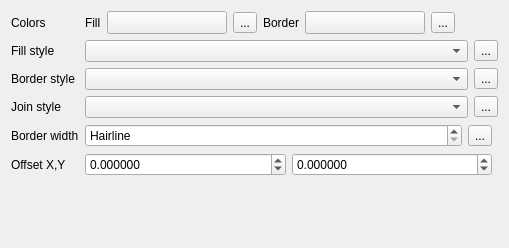
This is src/ui/symbollayer/widget_simplefill.ui in carsmie/QGIS as Qt 5 draws it before an edit. The edited form follows.
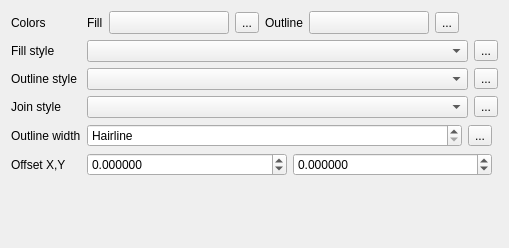
This is the edited form. Custom widgets are drawn as their Qt base class.

Commit message: More consistency on gui labels

Diff of the .ui file:
```diff
--- a/src/ui/symbollayer/widget_simplefill.ui
+++ b/src/ui/symbollayer/widget_simplefill.ui
@@ -31,7 +31,7 @@
    <item row="7" column="0">
     <widget class="QLabel" name="label_5">
      <property name="text">
-      <string>Border width</string>
+      <string>Outline width</string>
      </property>
      <property name="alignment">
       <set>Qt::AlignLeading|Qt::AlignLeft|Qt::AlignVCenter</set>
@@ -117,7 +117,7 @@
         </sizepolicy>
        </property>
        <property name="text">
-        <string>Border</string>
+        <string>Outline</string>
        </property>
        <property name="alignment">
         <set>Qt::AlignLeading|Qt::AlignLeft|Qt::AlignVCenter</set>
@@ -330,7 +330,7 @@
    <item row="4" column="0">
     <widget class="QLabel" name="label_4">
      <property name="text">
-      <string>Border style</string>
+      <string>Outline style</string>
      </property>
      <property name="alignment">
       <set>Qt::AlignLeading|Qt::AlignLeft|Qt::AlignVCenter</set>
```
The commit also changes 5 other files.
